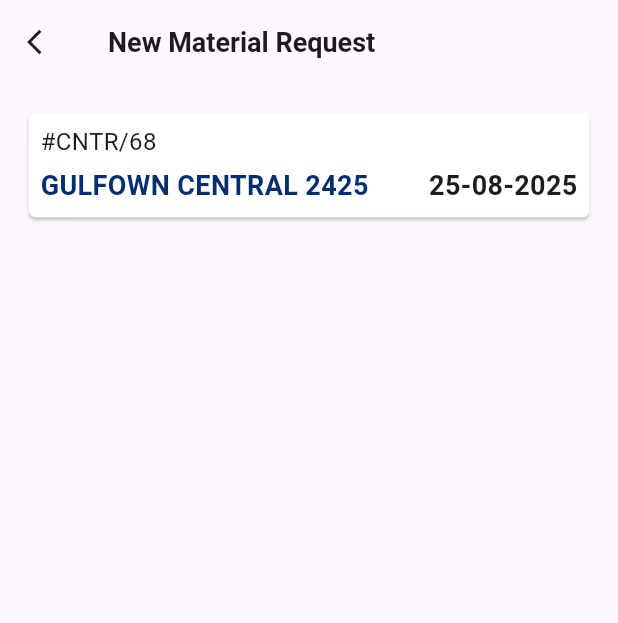
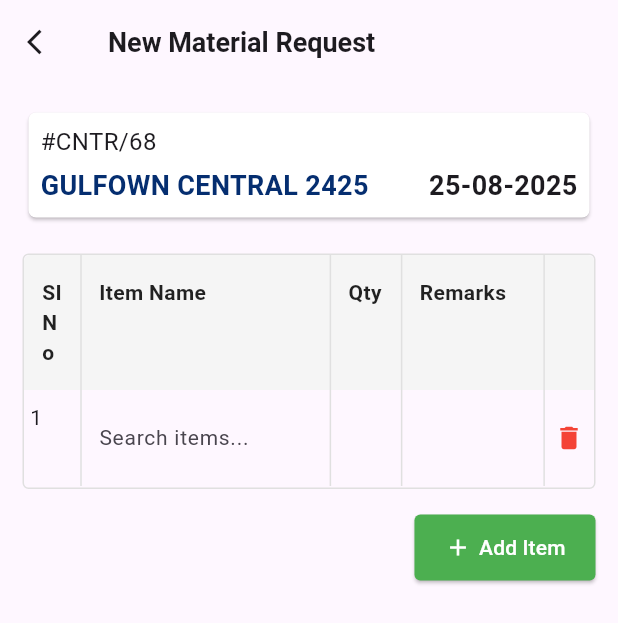
Before and after one commit to habeeb321/Oxdo-Technologies-Machine-Test, a Flutter app: the screen it shows after launch, on a phone screen of 412 x 824 dp. Shown: the top 623 px of the screen. Run offline on Flutter 3.47's test engine with Material 3 defaults, Android fonts, the phone set to English and light mode, and no system bars; our stand-ins replace get.

Commit message:
Sample table ui added.

```diff
--- a/lib/home_screen/controller/home_controller.dart
+++ b/lib/home_screen/controller/home_controller.dart
@@ -1,6 +1,102 @@
-import 'package:get/get_state_manager/get_state_manager.dart';
+import 'package:flutter/material.dart';
+import 'package:get/get.dart';
 import 'package:intl/intl.dart';
 
 class HomeController extends GetxController {
   String formattedDate = DateFormat('dd-MM-yyyy').format(DateTime.now());
+
+  RxList<Map<String, dynamic>> materialRequestRows =
+      <Map<String, dynamic>>[].obs;
+  RxList<Map<String, dynamic>> filteredProducts = <Map<String, dynamic>>[].obs;
+  RxString searchQuery = ''.obs;
+  RxBool showSuggestions = false.obs;
+  RxInt currentSearchIndex = (-1).obs;
+
+  List<Map<String, dynamic>> products = [
+    {
+      "id": 1,
+      "title": "Fjallraven - Foldsack No. 1 Backpack, Fits 15 Laptops",
+      "price": 109.95,
+      "description":
+          "Your perfect pack for everyday use and walks in the forest. Stash your laptop (up to 15 inches) in the padded sleeve, your everyday",
+      "category": "men's clothing",
+      "image": "https://fakestoreapi.com/img/81fPKd-2AYL._AC_SL1500_.png",
+      "rating": {"rate": 3.9, "count": 120}
+    },
+    {
+      "id": 2,
+      "title": "Mens Casual Premium Slim Fit T-Shirts ",
+      "price": 22.3,
+      "description":
+          "Slim-fitting style, contrast raglan long sleeve, three-button henley placket, light weight & soft fabric for breathable and comfortable wearing. And Solid stitched shirts with round neck made for durability and a great fit for casual fashion wear and diehard baseball fans. The Henley style round neckline includes a three-button placket.",
+      "category": "men's clothing",
+      "image":
+          "https://fakestoreapi.com/img/71-3HjGNDUL._AC_SY879._SX._UX._SY._UY_.png",
+      "rating": {"rate": 4.1, "count": 259}
+    },
+  ];
+
+  @override
+  void onInit() {
+    super.onInit();
+    addNewRow();
+  }
+
+  void addNewRow() {
+    materialRequestRows.add({
+      'itemNameController': TextEditingController(),
+      'qtyController': TextEditingController(),
+      'remarksController': TextEditingController(),
+    });
+  }
+
+  void deleteRow(int index) {
+    if (materialRequestRows.length > 1) {
+      materialRequestRows[index]['itemNameController'].dispose();
+      materialRequestRows[index]['qtyController'].dispose();
+      materialRequestRows[index]['remarksController'].dispose();
+      materialRequestRows.removeAt(index);
+    }
+    showSuggestions.value = false;
+  }
+
+  void updateSearchQuery(String query, int index) {
+    searchQuery.value = query;
+    currentSearchIndex.value = index;
+
+    if (query.isEmpty) {
+      showSuggestions.value = false;
+      filteredProducts.clear();
+    } else {
+      filteredProducts.value = products
+          .where((product) =>
+              product['title']
+                  .toString()
+                  .toLowerCase()
+                  .contains(query.toLowerCase()) ||
+              product['category']
+                  .toString()
+                  .toLowerCase()
+                  .contains(query.toLowerCase()))
+          .toList();
+      showSuggestions.value = filteredProducts.isNotEmpty;
+    }
+  }
+
+  void selectProduct(Map<String, dynamic> product, int index) {
+    materialRequestRows[index]['itemNameController'].text = product['title'];
+    showSuggestions.value = false;
+    searchQuery.value = '';
+    currentSearchIndex.value = -1;
+  }
+
+  @override
+  void onClose() {
+    for (var row in materialRequestRows) {
+      row['itemNameController'].dispose();
+      row['qtyController'].dispose();
+      row['remarksController'].dispose();
+    }
+    super.onClose();
+  }
 }
--- a/lib/home_screen/home_screen.dart
+++ b/lib/home_screen/home_screen.dart
@@ -1,6 +1,7 @@
 import 'package:flutter/material.dart';
 import 'package:get/get.dart';
 import 'package:oxdo_technologies/home_screen/controller/home_controller.dart';
+import 'package:oxdo_technologies/home_screen/widgets/table_widget.dart';
 import 'package:oxdo_technologies/home_screen/widgets/title_widget.dart';
 
 class HomeScreen extends StatelessWidget {
@@ -24,6 +25,8 @@ class HomeScreen extends StatelessWidget {
           crossAxisAlignment: CrossAxisAlignment.start,
           children: [
             TitleWidget(),
+            const SizedBox(height: 20),
+            TableWidget(),
           ],
         ),
       ),
--- /dev/null
+++ b/lib/home_screen/widgets/table_widget.dart
@@ -0,0 +1,255 @@
+import 'package:flutter/material.dart';
+import 'package:get/get.dart';
+import 'package:oxdo_technologies/home_screen/controller/home_controller.dart';
+
+class TableWidget extends StatelessWidget {
+  TableWidget({super.key});
+
+  final HomeController controller = Get.find<HomeController>();
+
+  @override
+  Widget build(BuildContext context) {
+    return Obx(
+      () => Column(
+        children: [
+          Container(
+            decoration: BoxDecoration(
+              border: Border.all(color: Colors.grey.shade300),
+              borderRadius: BorderRadius.circular(4),
+            ),
+            child: Column(
+              children: [
+                Container(
+                  decoration: BoxDecoration(
+                    color: Colors.grey.shade100,
+                    borderRadius: const BorderRadius.only(
+                      topLeft: Radius.circular(4),
+                      topRight: Radius.circular(4),
+                    ),
+                  ),
+                  child: Table(
+                    border: TableBorder(
+                      horizontalInside: BorderSide(color: Colors.grey.shade300),
+                      verticalInside: BorderSide(color: Colors.grey.shade300),
+                    ),
+                    columnWidths: const {
+                      0: FlexColumnWidth(0.8),
+                      1: FlexColumnWidth(3.5),
+                      2: FlexColumnWidth(1),
+                      3: FlexColumnWidth(2),
+                      4: FlexColumnWidth(0.7),
+                    },
+                    children: [
+                      TableRow(
+                        children: [
+                          _buildHeaderCell('SI No'),
+                          _buildHeaderCell('Item Name'),
+                          _buildHeaderCell('Qty'),
+                          _buildHeaderCell('Remarks'),
+                          _buildHeaderCell(''),
+                        ],
+                      ),
+                    ],
+                  ),
+                ),
+                ...controller.materialRequestRows.asMap().entries.map((entry) {
+                  int index = entry.key;
+                  var row = entry.value;
+                  return Container(
+                    decoration: BoxDecoration(
+                      border: Border(
+                        bottom: BorderSide(
+                          color:
+                              index == controller.materialRequestRows.length - 1
+                                  ? Colors.transparent
+                                  : Colors.grey.shade300,
+                        ),
+                      ),
+                    ),
+                    child: Table(
+                      border: TableBorder(
+                        verticalInside: BorderSide(color: Colors.grey.shade300),
+                      ),
+                      columnWidths: const {
+                        0: FlexColumnWidth(0.8),
+                        1: FlexColumnWidth(3.5),
+                        2: FlexColumnWidth(1),
+                        3: FlexColumnWidth(2),
+                        4: FlexColumnWidth(0.7),
+                      },
+                      children: [
+                        TableRow(
+                          children: [
+                            _buildDataCell(Text((index + 1).toString())),
+                            _buildDataCell(
+                              Column(
+                                crossAxisAlignment: CrossAxisAlignment.start,
+                                children: [
+                                  TextField(
+                                    controller: row['itemNameController'],
+                                    decoration: const InputDecoration(
+                                      border: InputBorder.none,
+                                      contentPadding: EdgeInsets.symmetric(
+                                          horizontal: 8, vertical: 12),
+                                      hintText: 'Search items...',
+                                    ),
+                                    style: const TextStyle(fontSize: 14),
+                                    onChanged: (value) => controller
+                                        .updateSearchQuery(value, index),
+                                  ),
+                                  if (controller.showSuggestions.value &&
+                                      controller.searchQuery.value.isNotEmpty &&
+                                      controller.currentSearchIndex.value ==
+                                          index)
+                                    Container(
+                                      constraints:
+                                          const BoxConstraints(maxHeight: 150),
+                                      decoration: BoxDecoration(
+                                        color: Colors.white,
+                                        border: Border.all(
+                                            color: Colors.grey.shade300),
+                                        borderRadius: BorderRadius.circular(4),
+                                        boxShadow: [
+                                          BoxShadow(
+                                            color: Colors.grey.withOpacity(0.3),
+                                            spreadRadius: 1,
+                                            blurRadius: 3,
+                                            offset: const Offset(0, 2),
+                                          ),
+                                        ],
+                                      ),
+                                      child: ListView.builder(
+                                        shrinkWrap: true,
+                                        itemCount:
+                                            controller.filteredProducts.length,
+                                        itemBuilder:
+                                            (context, suggestionIndex) {
+                                          var product =
+                                              controller.filteredProducts[
+                                                  suggestionIndex];
+                                          return InkWell(
+                                            onTap: () => controller
+                                                .selectProduct(product, index),
+                                            child: Container(
+                                              padding: const EdgeInsets.all(8),
+                                              decoration: BoxDecoration(
+                                                border: Border(
+                                                  bottom: BorderSide(
+                                                    color: suggestionIndex ==
+                                                            controller
+                                                                    .filteredProducts
+                                                                    .length -
+                                                                1
+                                                        ? Colors.transparent
+                                                        : Colors.grey.shade200,
+                                                  ),
+                                                ),
+                                              ),
+                                              child: Text(
+                                                product['title'],
+                                                style: const TextStyle(
+                                                    fontSize: 12),
+                                                maxLines: 2,
+                                                overflow: TextOverflow.ellipsis,
+                                              ),
+                                            ),
+                                          );
+                                        },
+                                      ),
+                                    ),
+                                ],
+                              ),
+                            ),
+                            _buildDataCell(
+                              TextField(
+                                controller: row['qtyController'],
+                                decoration: const InputDecoration(
+                                  border: InputBorder.none,
+                                  contentPadding: EdgeInsets.symmetric(
+                                      horizontal: 8, vertical: 12),
+                                ),
+                                style: const TextStyle(fontSize: 14),
+                                keyboardType: TextInputType.number,
+                              ),
+                            ),
+                            _buildDataCell(
+                              TextField(
+                                controller: row['remarksController'],
+                                decoration: const InputDecoration(
+                                  border: InputBorder.none,
+                                  contentPadding: EdgeInsets.symmetric(
+                                      horizontal: 8, vertical: 12),
+                                ),
+                                style: const TextStyle(fontSize: 14),
+                              ),
+                            ),
+                            _buildDataCell(
+                              IconButton(
+                                onPressed: () => controller.deleteRow(index),
+                                icon: const Icon(Icons.delete,
+                                    color: Colors.red, size: 20),
+                                padding: EdgeInsets.zero,
+                                constraints: const BoxConstraints(),
+                              ),
+                            ),
+                          ],
+                        ),
+                      ],
+                    ),
+                  );
+                }),
+              ],
+            ),
+          ),
+          const SizedBox(height: 15),
+          Align(
+            alignment: Alignment.centerRight,
+            child: ElevatedButton(
+              onPressed: controller.addNewRow,
+              style: ElevatedButton.styleFrom(
+                backgroundColor: Colors.green,
+                foregroundColor: Colors.white,
+                padding:
+                    const EdgeInsets.symmetric(horizontal: 20, vertical: 12),
+                shape: RoundedRectangleBorder(
+                  borderRadius: BorderRadius.circular(4),
+                ),
+              ),
+              child: const Row(
+                mainAxisSize: MainAxisSize.min,
+                children: [
+                  Icon(Icons.add, size: 18),
+                  SizedBox(width: 5),
+                  Text('Add Item',
+                      style:
+                          TextStyle(fontSize: 14, fontWeight: FontWeight.w500)),
+                ],
+              ),
+            ),
+          ),
+        ],
+      ),
+    );
+  }
+
+  Widget _buildHeaderCell(String text) {
+    return Container(
+      padding: const EdgeInsets.symmetric(horizontal: 12, vertical: 15),
+      child: Text(
+        text,
+        style: const TextStyle(
+          fontWeight: FontWeight.w600,
+          fontSize: 14,
+          color: Colors.black87,
+        ),
+      ),
+    );
+  }
+
+  Widget _buildDataCell(Widget child) {
+    return Container(
+      padding: const EdgeInsets.symmetric(horizontal: 4, vertical: 8),
+      child: child,
+    );
+  }
+}
```
